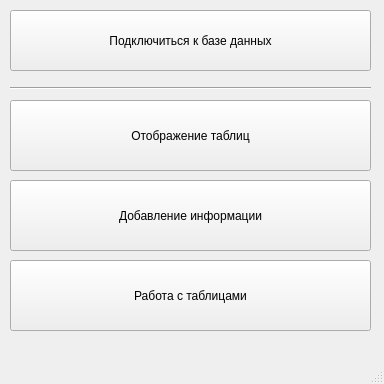
Before: the Qt Designer form main_form.ui in gptlv/dbcs, drawn with Qt 5.
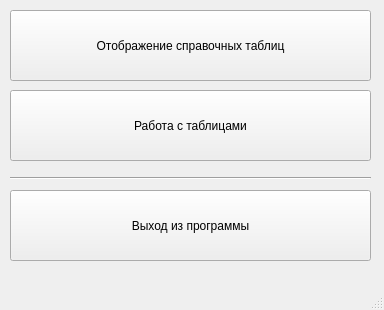
After: the same form once the commit is applied.

The edit to the form file:
```diff
--- a/main_form.ui
+++ b/main_form.ui
@@ -7,31 +7,57 @@
     <x>0</x>
     <y>0</y>
     <width>384</width>
-    <height>384</height>
+    <height>310</height>
    </rect>
   </property>
   <property name="windowTitle">
    <string>MainWindow</string>
   </property>
   <widget class="QWidget" name="centralwidget">
-   <widget class="QPushButton" name="databaseConnectButton">
+   <widget class="QPushButton" name="editDataButton">
+    <property name="geometry">
+     <rect>
+      <x>10</x>
+      <y>90</y>
+      <width>361</width>
+      <height>71</height>
+     </rect>
+    </property>
+    <property name="text">
+     <string>Работа с таблицами</string>
+    </property>
+   </widget>
+   <widget class="QPushButton" name="showDataButton">
     <property name="geometry">
      <rect>
       <x>10</x>
       <y>10</y>
       <width>361</width>
-      <height>61</height>
+      <height>71</height>
      </rect>
     </property>
     <property name="text">
-     <string>Подключиться к базе данных</string>
+     <string>Отображение справочных таблиц</string>
     </property>
    </widget>
-   <widget class="Line" name="line">
+   <widget class="QPushButton" name="exitButton">
     <property name="geometry">
      <rect>
       <x>10</x>
-      <y>80</y>
+      <y>190</y>
+      <width>361</width>
+      <height>71</height>
+     </rect>
+    </property>
+    <property name="text">
+     <string>Выход из программы</string>
+    </property>
+   </widget>
+   <widget class="Line" name="line_2">
+    <property name="geometry">
+     <rect>
+      <x>10</x>
+      <y>170</y>
       <width>361</width>
       <height>16</height>
      </rect>
@@ -40,45 +66,6 @@
      <enum>Qt::Horizontal</enum>
     </property>
    </widget>
-   <widget class="QPushButton" name="addDataButton">
-    <property name="geometry">
-     <rect>
-      <x>10</x>
-      <y>180</y>
-      <width>361</width>
-      <height>71</height>
-     </rect>
-    </property>
-    <property name="text">
-     <string>Добавление информации</string>
-    </property>
-   </widget>
-   <widget class="QPushButton" name="editDataButton">
-    <property name="geometry">
-     <rect>
-      <x>10</x>
-      <y>260</y>
-      <width>361</width>
-      <height>71</height>
-     </rect>
-    </property>
-    <property name="text">
-     <string>Работа с таблицами</string>
-    </property>
-   </widget>
-   <widget class="QPushButton" name="showDataButton">
-    <property name="geometry">
-     <rect>
-      <x>10</x>
-      <y>100</y>
-      <width>361</width>
-      <height>71</height>
-     </rect>
-    </property>
-    <property name="text">
-     <string>Отображение таблиц</string>
-    </property>
-   </widget>
   </widget>
   <widget class="QMenuBar" name="menubar">
    <property name="geometry">
```
